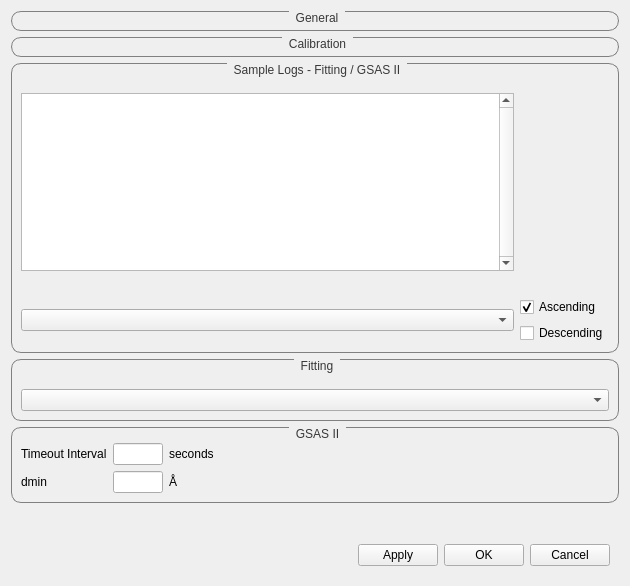
This is qt/python/mantidqtinterfaces/mantidqtinterfaces/Engineering/gui/engineering_diffraction/settings/settings_widget.ui in mantidproject/mantid as Qt 5 draws it before an edit. The edited form follows.
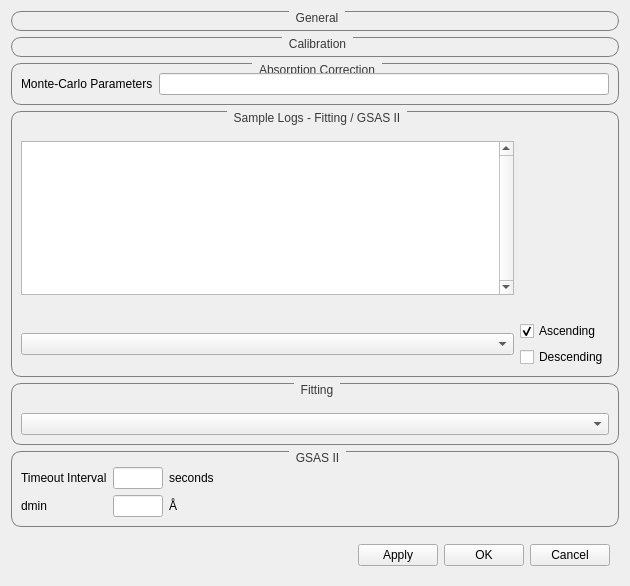
This is the edited form. Custom widgets are drawn as their Qt base class.

Commit message: add monte-carlo params to settings

```diff
--- a/qt/python/mantidqtinterfaces/mantidqtinterfaces/Engineering/gui/engineering_diffraction/settings/settings_widget.ui
+++ b/qt/python/mantidqtinterfaces/mantidqtinterfaces/Engineering/gui/engineering_diffraction/settings/settings_widget.ui
@@ -52,6 +52,29 @@
      </layout>
     </widget>
    </item>
+   <item>
+    <widget class="QGroupBox" name="group_calib">
+     <property name="title">
+      <string>Absorption Correction</string>
+     </property>
+     <layout class="QGridLayout" name="gridLayout_2">
+      <item row="1" column="2">
+         <widget class="QLineEdit" name="monte_carlo_lineedit">
+          <property name="text">
+           <string/>
+          </property>
+         </widget>
+        </item>
+        <item row="1" column="1">
+         <widget class="QLabel" name="label_10">
+          <property name="text">
+           <string>Monte-Carlo Parameters</string>
+          </property>
+         </widget>
+        </item>
+     </layout>
+    </widget>
+   </item>
    <item>
     <widget class="QGroupBox" name="fitting">
      <property name="title">
```
The commit also changes 4 other files.
